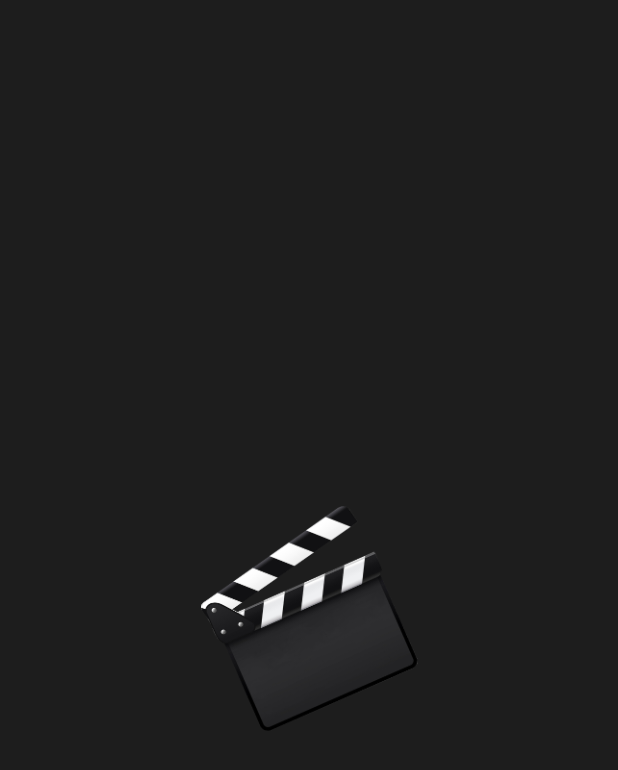
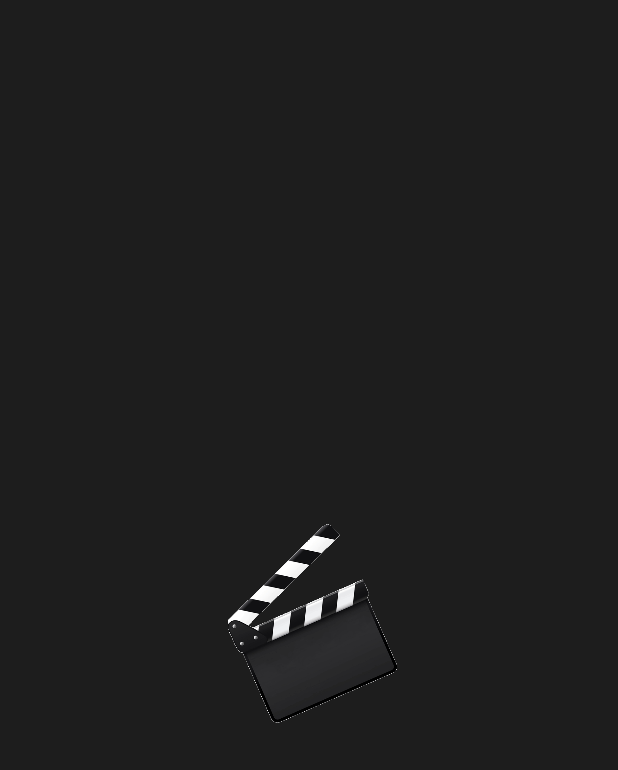
Before and after one commit to skaradimitriou/Moviepedia, an Android app: the SplashScreen screen opened directly, with no data from a screen before it, on a phone screen of 412 x 824 dp. Shown: the top 770 px of the screen. Run offline under Robolectric (Android 15) with nearby library versions, the phone set to English and light mode, and no system bars.

Commit message:
Animation Gif | Splash Screen

```diff
--- a/app/build.gradle
+++ b/app/build.gradle
@@ -62,6 +62,9 @@ dependencies {
     implementation 'com.github.bumptech.glide:glide:4.11.0'
     annotationProcessor 'com.github.bumptech.glide:compiler:4.11.0'
 
+    //Gif
+    implementation 'pl.droidsonroids.gif:android-gif-drawable:1.2.19'
+
 }
 
 //firebase
--- a/app/src/main/res/layout/activity_intro_screen.xml
+++ b/app/src/main/res/layout/activity_intro_screen.xml
@@ -25,7 +25,7 @@
         android:layout_marginTop="20dp"
         android:fontFamily="sans-serif"
         android:lineSpacingExtra="5sp"
-        android:text="MoviePedia"
+        android:text="Moviepedia"
         android:textColor="#ffffff"
         android:textSize="24sp"
         android:textStyle="bold"
@@ -42,7 +42,7 @@
         android:layout_marginRight="31dp"
         android:fontFamily="sans-serif"
         android:gravity="center_horizontal"
-        android:text="lorem ipsum sit dolor amet. \nlorem ipsum sit dolor amet."
+        android:text="Search movies &amp; TV Series."
         android:textColor="#ffffff"
         android:textSize="16sp"
         android:textStyle="normal"
--- a/app/src/main/res/layout/activity_main.xml
+++ b/app/src/main/res/layout/activity_main.xml
@@ -7,10 +7,10 @@
     android:background="#1d1d1d"
     tools:context=".SplashScreen">
 
-    <ImageView
+    <pl.droidsonroids.gif.GifImageView
         android:layout_width="150dp"
         android:layout_height="150dp"
-        android:src="@drawable/moviepedia_logo"
+        android:src="@drawable/moviepedia_anim"
         app:layout_constraintBottom_toBottomOf="parent"
         app:layout_constraintLeft_toLeftOf="parent"
         app:layout_constraintRight_toRightOf="parent"
--- a/app/src/main/res/layout/fragment_dashboard.xml
+++ b/app/src/main/res/layout/fragment_dashboard.xml
@@ -26,6 +26,7 @@
             android:layout_height="40dp"
             android:layout_marginTop="15dp"
             android:background="#fff"
+            app:queryHint="@string/query_hint"
             app:layout_constraintCircleRadius="15dp"
             app:layout_constraintLeft_toLeftOf="parent"
             app:layout_constraintRight_toRightOf="parent"
--- a/app/src/main/res/values/strings.xml
+++ b/app/src/main/res/values/strings.xml
@@ -3,4 +3,5 @@
 
     <!-- TODO: Remove or change this placeholder text -->
     <string name="hello_blank_fragment">Hello blank fragment</string>
+    <string name="query_hint">test</string>
 </resources>
```
Also changed, not shown: app/src/main/res/drawable/moviepedia_anim.gif (added).
